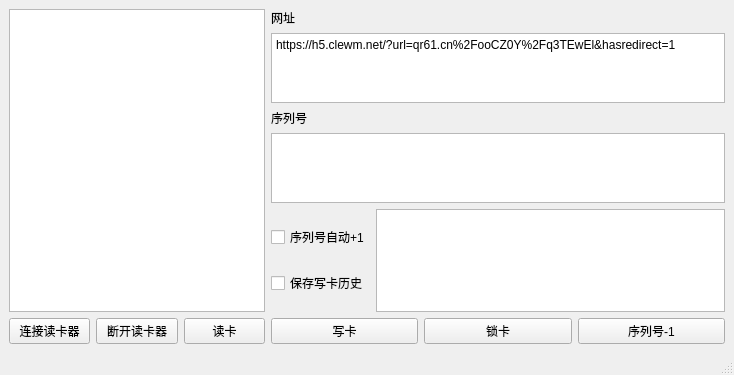
Before: the Qt Designer form upper_computer/vs_py_nfc_upper_computer/untitled.ui in diqiu114/Working-accumulation-code, drawn with Qt 5.
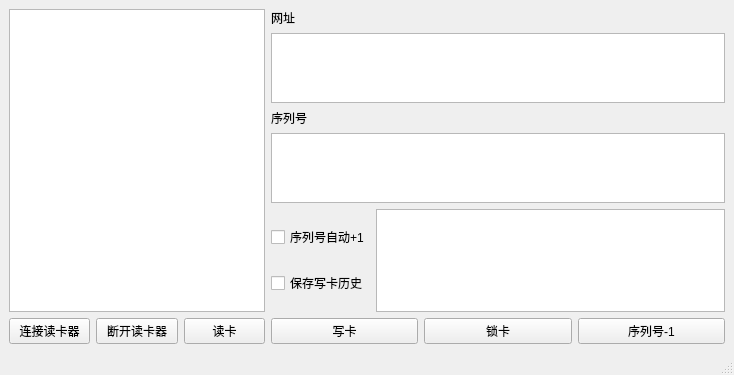
After: the same form once the commit is applied.

```diff
--- a/upper_computer/vs_py_nfc_upper_computer/untitled.ui
+++ b/upper_computer/vs_py_nfc_upper_computer/untitled.ui
@@ -97,7 +97,7 @@
 li.unchecked::marker { content: &quot;\2610&quot;; }
 li.checked::marker { content: &quot;\2612&quot;; }
 &lt;/style&gt;&lt;/head&gt;&lt;body style=&quot; font-family:'Microsoft YaHei UI'; font-size:9pt; font-weight:400; font-style:normal;&quot;&gt;
-&lt;p style=&quot; margin-top:0px; margin-bottom:0px; margin-left:0px; margin-right:0px; -qt-block-indent:0; text-indent:0px;&quot;&gt;https://h5.clewm.net/?url=qr61.cn%2FooCZ0Y%2Fq3TEwEl&amp;amp;hasredirect=1&lt;/p&gt;&lt;/body&gt;&lt;/html&gt;</string>
+&lt;p style=&quot;-qt-paragraph-type:empty; margin-top:0px; margin-bottom:0px; margin-left:0px; margin-right:0px; -qt-block-indent:0; text-indent:0px;&quot;&gt;&lt;br /&gt;&lt;/p&gt;&lt;/body&gt;&lt;/html&gt;</string>
           </property>
          </widget>
         </item>
```
